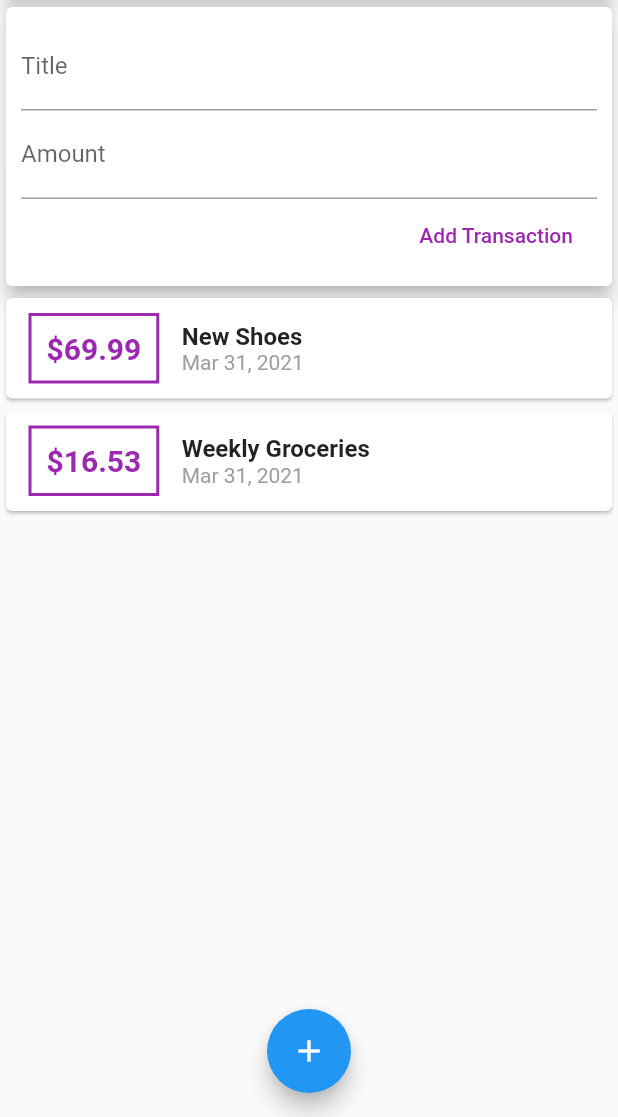
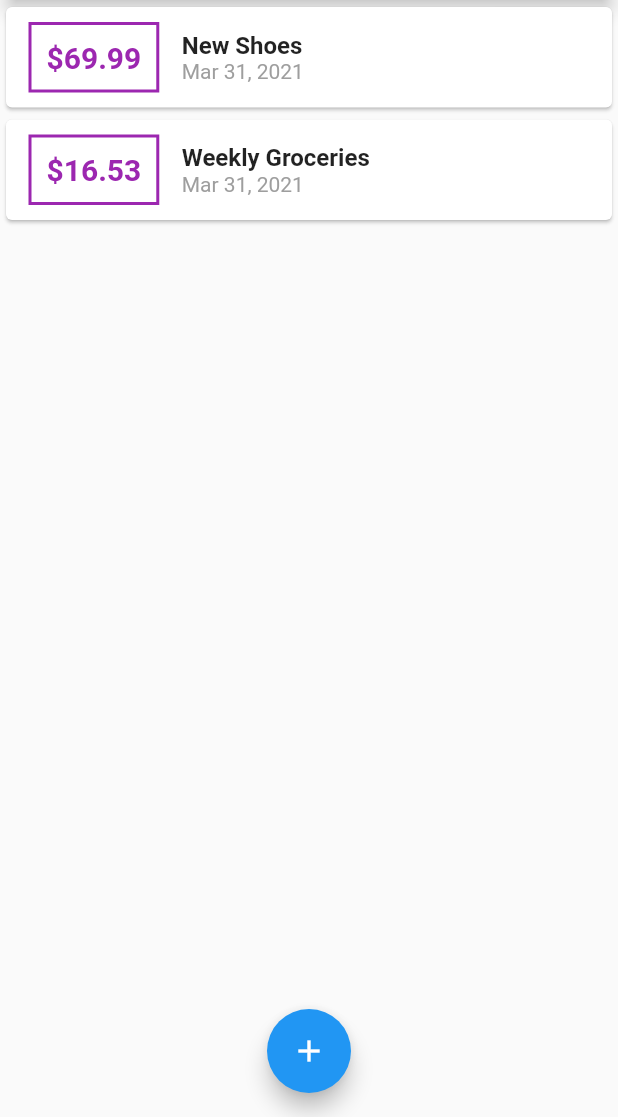
Before and after one commit to romansenin/expense_planner, a Flutter app: the screen it shows after launch, on a phone screen of 412 x 824 dp, the part 119-1236 px from its top. Run offline on Flutter 3.47's test engine with Material 2 defaults, Android fonts, the phone set to English and light mode, and no system bars.

```diff
--- a/lib/main.dart
+++ b/lib/main.dart
@@ -1,6 +1,8 @@
 import 'package:flutter/material.dart';
 
-import './widgets/user_transactions.dart';
+import './widgets/new_transaction.dart';
+import './widgets/transaction_list.dart';
+import './models/transaction.dart';
 
 void main() => runApp(MyApp());
 
@@ -15,9 +17,47 @@ class MyApp extends StatelessWidget {
   }
 }
 
-class MyHomePage extends StatelessWidget {
-  final titleController = TextEditingController();
-  final amountController = TextEditingController();
+class MyHomePage extends StatefulWidget {
+  @override
+  _MyHomePageState createState() => _MyHomePageState();
+}
+
+class _MyHomePageState extends State<MyHomePage> {
+  final List<Transaction> _userTransactions = [
+    Transaction(
+      id: 't1',
+      title: 'New Shoes',
+      amount: 69.99,
+      date: DateTime.now(),
+    ),
+    Transaction(
+      id: 't2',
+      title: 'Weekly Groceries',
+      amount: 16.53,
+      date: DateTime.now(),
+    ),
+  ];
+
+  void _addNewTransaction(String txTitle, double txAmount) {
+    final newTx = Transaction(
+      title: txTitle,
+      amount: txAmount,
+      date: DateTime.now(),
+      id: DateTime.now().toString(),
+    );
+
+    setState(() {
+      _userTransactions.add(newTx);
+    });
+  }
+
+  void _startAddNewTransaction(BuildContext ctx) {
+    showModalBottomSheet(
+        context: ctx,
+        builder: (_) {
+          return NewTransaction(_addNewTransaction);
+        });
+  }
 
   @override
   Widget build(BuildContext context) {
@@ -27,7 +67,7 @@ class MyHomePage extends StatelessWidget {
         actions: [
           IconButton(
             icon: Icon(Icons.add),
-            onPressed: () {},
+            onPressed: () => _startAddNewTransaction(context),
           ),
         ],
       ),
@@ -44,7 +84,7 @@ class MyHomePage extends StatelessWidget {
               ),
               elevation: 5,
             ),
-            UserTransaction(),
+            TransactionList(_userTransactions),
           ],
         ),
       ),
@@ -53,6 +93,7 @@ class MyHomePage extends StatelessWidget {
         child: Icon(
           Icons.add,
         ),
+        onPressed: () => _startAddNewTransaction(context),
       ),
     );
   }
--- a/lib/widgets/user_transactions.dart
+++ /dev/null
@@ -1,50 +0,0 @@
-import 'package:flutter/material.dart';
-
-import './new_transaction.dart';
-import './transaction_list.dart';
-import '../models/transaction.dart';
-
-class UserTransaction extends StatefulWidget {
-  @override
-  _UserTransactionState createState() => _UserTransactionState();
-}
-
-class _UserTransactionState extends State<UserTransaction> {
-  final List<Transaction> _userTransactions = [
-    Transaction(
-      id: 't1',
-      title: 'New Shoes',
-      amount: 69.99,
-      date: DateTime.now(),
-    ),
-    Transaction(
-      id: 't2',
-      title: 'Weekly Groceries',
-      amount: 16.53,
-      date: DateTime.now(),
-    ),
-  ];
-
-  void _addNewTransaction(String txTitle, double txAmount) {
-    final newTx = Transaction(
-      title: txTitle,
-      amount: txAmount,
-      date: DateTime.now(),
-      id: DateTime.now().toString(),
-    );
-
-    setState(() {
-      _userTransactions.add(newTx);
-    });
-  }
-
-  @override
-  Widget build(BuildContext context) {
-    return Column(
-      children: [
-        NewTransaction(_addNewTransaction),
-        TransactionList(_userTransactions),
-      ],
-    );
-  }
-}
```
